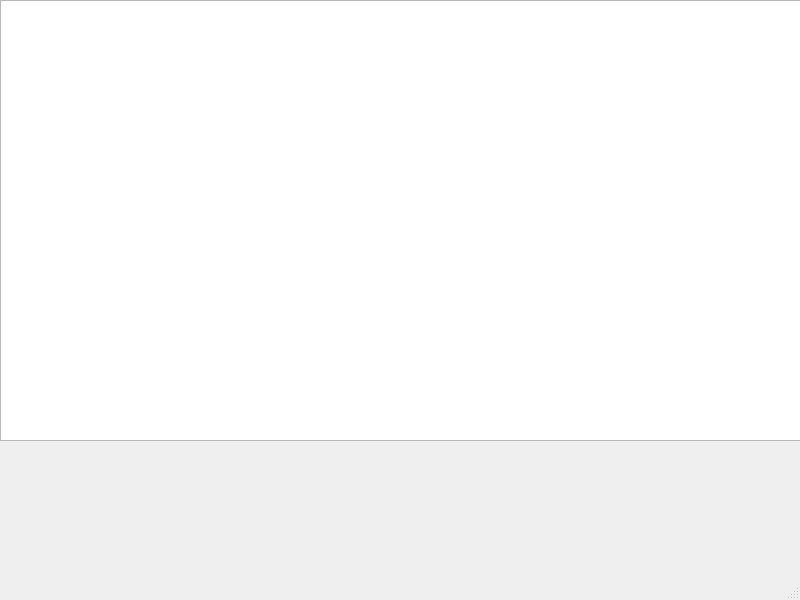
This is app/TourismApp/mainwindow.ui in NousNous111/tourism_app as Qt 5 draws it before an edit. The edited form follows.
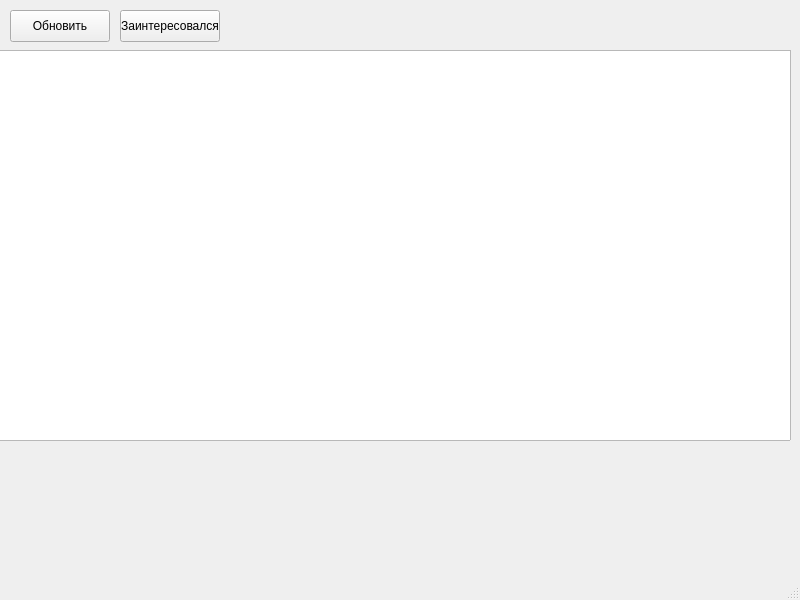
This is the edited form.

Commit message: Add package interest action

Patch:
```diff
--- a/app/TourismApp/mainwindow.ui
+++ b/app/TourismApp/mainwindow.ui
@@ -17,13 +17,39 @@
    <widget class="QTableView" name="packagesTableView">
     <property name="geometry">
      <rect>
-      <x>0</x>
-      <y>0</y>
+      <x>-10</x>
+      <y>50</y>
       <width>801</width>
-      <height>441</height>
+      <height>391</height>
      </rect>
     </property>
    </widget>
+   <widget class="QPushButton" name="refreshButton">
+    <property name="geometry">
+     <rect>
+      <x>10</x>
+      <y>10</y>
+      <width>100</width>
+      <height>32</height>
+     </rect>
+    </property>
+    <property name="text">
+     <string>Обновить</string>
+    </property>
+   </widget>
+   <widget class="QPushButton" name="interestButton">
+    <property name="geometry">
+     <rect>
+      <x>120</x>
+      <y>10</y>
+      <width>100</width>
+      <height>32</height>
+     </rect>
+    </property>
+    <property name="text">
+     <string>Заинтересовался</string>
+    </property>
+   </widget>
   </widget>
   <widget class="QMenuBar" name="menubar">
    <property name="geometry">
```
The commit also changes 2 other files.
